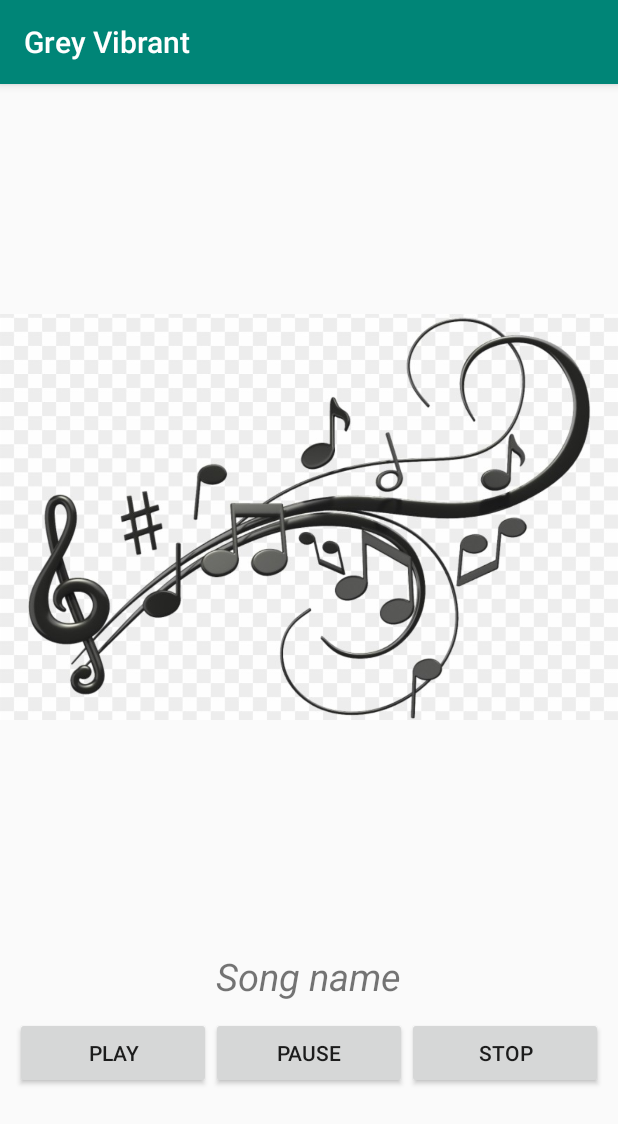
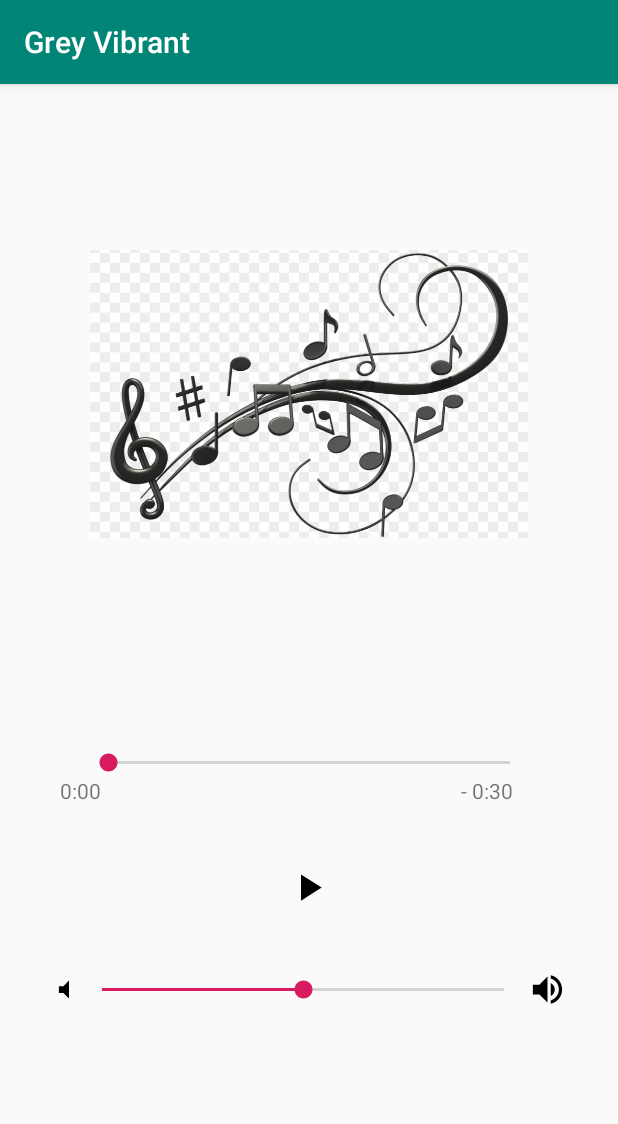
Before and after one commit to shrinidhi99/GreyVibrant, an Android app: the screen it shows after launch (MainActivity before the commit, Main2Activity after it), on a phone screen of 412 x 824 dp. Shown: the top 1124 px of the screen. Run offline under Robolectric (Android 15) with nearby library versions, the phone set to English and light mode, and no system bars.

Commit message:
added another music player with seek bar for song and volume

```diff
--- a/app/src/main/AndroidManifest.xml
+++ b/app/src/main/AndroidManifest.xml
@@ -9,6 +9,7 @@
         android:roundIcon="@mipmap/ic_launcher_icon_app_round"
         android:supportsRtl="true"
         android:theme="@style/AppTheme">
+        <activity android:name=".Main2Activity"></activity>
         <activity android:name=".SplashActivity">
             <intent-filter>
                 <action android:name="android.intent.action.MAIN" />
@@ -17,11 +18,13 @@
             </intent-filter>
         </activity>
         <activity android:name=".MainActivity">
-            <!--<intent-filter>-->
-            <!--<action android:name="android.intent.action.MAIN" />-->
 
-            <!--<category android:name="android.intent.category.LAUNCHER" />-->
-            <!--</intent-filter>-->
+            <!-- <intent-filter> -->
+            <!-- <action android:name="android.intent.action.MAIN" /> -->
+
+
+            <!-- <category android:name="android.intent.category.LAUNCHER" /> -->
+            <!-- </intent-filter> -->
         </activity>
     </application>
 
--- /dev/null
+++ b/app/src/main/java/com/example/greyvibrant/Main2Activity.java
@@ -0,0 +1,146 @@
+package com.example.greyvibrant;
+
+import androidx.annotation.NonNull;
+import androidx.appcompat.app.AppCompatActivity;
+
+import android.media.MediaPlayer;
+import android.os.Bundle;
+import android.os.Handler;
+import android.os.Message;
+import android.view.View;
+import android.widget.Button;
+import android.widget.SeekBar;
+import android.widget.TextView;
+
+public class Main2Activity extends AppCompatActivity {
+
+    Button playBtnClick;
+    SeekBar positionBar;
+    SeekBar volumeBar;
+    TextView remainingTimeLabel, elapsedTimeLabel;
+    MediaPlayer mp;
+    int totalTime;
+
+    @Override
+    protected void onCreate(Bundle savedInstanceState) {
+        super.onCreate(savedInstanceState);
+        setContentView(R.layout.activity_main2);
+        playBtnClick = findViewById(R.id.playBtnClick);
+        elapsedTimeLabel = findViewById(R.id.elapsed);
+        remainingTimeLabel = findViewById(R.id.remainingTime);
+        playBtnClick.setOnClickListener(new View.OnClickListener() {
+            @Override
+            public void onClick(View view) {
+                Play(view);
+            }
+        });
+        // Media player
+        mp = MediaPlayer.create(this, R.raw.song1);
+        mp.setLooping(true);
+        mp.seekTo(0);
+        mp.setVolume(0.5f, 0.5f);
+        totalTime = mp.getDuration();
+
+        // position bar
+        positionBar = findViewById(R.id.positionBar);
+        positionBar.setMax(totalTime);
+        positionBar.setOnSeekBarChangeListener(new SeekBar.OnSeekBarChangeListener() {
+            @Override
+            public void onProgressChanged(SeekBar seekBar, int progress, boolean fromUser) {
+                if (fromUser) {
+                    mp.seekTo(progress);
+                    positionBar.setProgress(progress);
+                }
+            }
+
+            @Override
+            public void onStartTrackingTouch(SeekBar seekBar) {
+
+            }
+
+            @Override
+            public void onStopTrackingTouch(SeekBar seekBar) {
+
+            }
+        });
+
+
+        // volume bar
+        volumeBar = findViewById(R.id.volumeBar);
+        volumeBar.setOnSeekBarChangeListener(new SeekBar.OnSeekBarChangeListener() {
+            @Override
+            public void onProgressChanged(SeekBar seekBar, int progress, boolean fromUser) {
+                float volumeNum = progress / 100f;
+                mp.setVolume(volumeNum, volumeNum);
+            }
+
+            @Override
+            public void onStartTrackingTouch(SeekBar seekBar) {
+
+            }
+
+            @Override
+            public void onStopTrackingTouch(SeekBar seekBar) {
+
+            }
+        });
+
+
+        // thread (update position bar and time label)
+        new Thread(new Runnable() {
+            @Override
+            public void run() {
+                while (mp != null) {
+                    Message msg = new Message();
+                    msg.what = mp.getCurrentPosition();
+                    handler.sendMessage(msg);
+                    try {
+                        Thread.sleep(1000);
+                    } catch (InterruptedException e) {
+                        e.printStackTrace();
+                    }
+                }
+            }
+        }).start();
+
+    }
+
+    private Handler handler = new Handler() {
+        @Override
+        public void handleMessage(@NonNull Message msg) {
+            int currentPosition = msg.what;
+            // update position bar
+            positionBar.setProgress(currentPosition);
+
+            // update labels
+            String elapsedTime = createTimeLabel(currentPosition);
+            elapsedTimeLabel.setText(elapsedTime);
+            String remainingTime = createTimeLabel(totalTime - currentPosition);
+            remainingTimeLabel.setText("- "+remainingTime);
+        }
+    };
+
+    public String createTimeLabel(int time) {
+        String timeLabel = "";
+        int min = time / 1000 / 60;
+        int sec = time / 1000 % 60;
+        timeLabel = min + ":";
+        if (sec < 10) {
+            timeLabel += "0";
+        }
+        timeLabel += sec;
+        return timeLabel;
+    }
+
+    public void Play(View view) {
+        if (!mp.isPlaying()) {
+            // stopping
+            mp.start();
+            playBtnClick.setBackgroundDrawable(getApplicationContext().getResources().getDrawable(R.drawable.ic_pause_black_24dp));
+        } else {
+            // playing
+            mp.pause();
+            playBtnClick.setBackgroundDrawable(getApplicationContext().getResources().getDrawable(R.drawable.ic_play_arrow_black_24dp));
+        }
+    }
+}
--- a/app/src/main/java/com/example/greyvibrant/SplashActivity.java
+++ b/app/src/main/java/com/example/greyvibrant/SplashActivity.java
@@ -23,7 +23,7 @@ public class SplashActivity extends AppCompatActivity {
         Animation myanim = AnimationUtils.loadAnimation(this, R.anim.mytransition);
         tv.startAnimation(myanim);
         iv.startAnimation(myanim);
-        final Intent i = new Intent(this, MainActivity.class);
+        final Intent i = new Intent(this, Main2Activity.class);
         Thread timer = new Thread() {
             public void run() {
                 try {
--- /dev/null
+++ b/app/src/main/res/drawable/ic_pause_black_24dp.xml
@@ -0,0 +1,9 @@
+<vector xmlns:android="http://schemas.android.com/apk/res/android"
+        android:width="24dp"
+        android:height="24dp"
+        android:viewportWidth="24.0"
+        android:viewportHeight="24.0">
+    <path
+        android:fillColor="#FF000000"
+        android:pathData="M6,19h4L10,5L6,5v14zM14,5v14h4L18,5h-4z"/>
+</vector>
--- /dev/null
+++ b/app/src/main/res/drawable/ic_play_arrow_black_24dp.xml
@@ -0,0 +1,9 @@
+<vector xmlns:android="http://schemas.android.com/apk/res/android"
+        android:width="24dp"
+        android:height="24dp"
+        android:viewportWidth="24.0"
+        android:viewportHeight="24.0">
+    <path
+        android:fillColor="#FF000000"
+        android:pathData="M8,5v14l11,-7z"/>
+</vector>
--- /dev/null
+++ b/app/src/main/res/drawable/ic_volume_mute_black_24dp.xml
@@ -0,0 +1,9 @@
+<vector xmlns:android="http://schemas.android.com/apk/res/android"
+        android:width="24dp"
+        android:height="24dp"
+        android:viewportWidth="24.0"
+        android:viewportHeight="24.0">
+    <path
+        android:fillColor="#FF000000"
+        android:pathData="M7,9v6h4l5,5V4l-5,5H7z"/>
+</vector>
--- /dev/null
+++ b/app/src/main/res/drawable/ic_volume_up_black_24dp.xml
@@ -0,0 +1,9 @@
+<vector xmlns:android="http://schemas.android.com/apk/res/android"
+        android:width="24dp"
+        android:height="24dp"
+        android:viewportWidth="24.0"
+        android:viewportHeight="24.0">
+    <path
+        android:fillColor="#FF000000"
+        android:pathData="M3,9v6h4l5,5L12,4L7,9L3,9zM16.5,12c0,-1.77 -1.02,-3.29 -2.5,-4.03v8.05c1.48,-0.73 2.5,-2.25 2.5,-4.02zM14,3.23v2.06c2.89,0.86 5,3.54 5,6.71s-2.11,5.85 -5,6.71v2.06c4.01,-0.91 7,-4.49 7,-8.77s-2.99,-7.86 -7,-8.77z"/>
+</vector>
--- /dev/null
+++ b/app/src/main/res/layout/activity_main2.xml
@@ -0,0 +1,75 @@
+<?xml version="1.0" encoding="utf-8"?>
+<LinearLayout xmlns:android="http://schemas.android.com/apk/res/android"
+    xmlns:app="http://schemas.android.com/apk/res-auto"
+    xmlns:tools="http://schemas.android.com/tools"
+    android:layout_width="match_parent"
+    android:layout_height="match_parent"
+    android:gravity="center_horizontal"
+    android:orientation="vertical"
+    tools:context=".Main2Activity">
+
+    <ImageView
+        android:layout_width="wrap_content"
+        android:layout_height="293dp"
+        android:layout_margin="60dp"
+        android:contentDescription="@string/todo"
+        android:src="@drawable/logo" />
+
+    <SeekBar
+        android:id="@+id/positionBar"
+        android:layout_width="300dp"
+        android:layout_height="wrap_content"
+        android:layout_marginTop="30dp" />
+
+    <LinearLayout
+        android:layout_width="match_parent"
+        android:layout_height="wrap_content">
+
+        <TextView
+            android:id="@+id/elapsed"
+            android:layout_width="wrap_content"
+            android:layout_height="wrap_content"
+            android:layout_marginStart="40dp"
+            android:text="0:11" />
+
+        <TextView
+            android:id="@+id/remainingTime"
+            android:layout_width="wrap_content"
+            android:layout_height="wrap_content"
+            android:layout_marginStart="240dp"
+            android:text="-1:49" />
+    </LinearLayout>
+
+    <Button
+        android:id="@+id/playBtnClick"
+        android:layout_width="30dp"
+        android:layout_height="30dp"
+        android:layout_marginTop="40dp"
+        android:background="@drawable/ic_play_arrow_black_24dp" />
+
+    <LinearLayout
+        android:layout_width="match_parent"
+        android:layout_height="wrap_content"
+        android:layout_marginTop="40dp"
+        android:gravity="center"
+        android:orientation="horizontal">
+
+        <ImageView
+            android:layout_width="18dp"
+            android:layout_height="18dp"
+            android:src="@drawable/ic_volume_mute_black_24dp" />
+
+        <SeekBar
+            android:id="@+id/volumeBar"
+            android:layout_width="300dp"
+            android:layout_height="wrap_content"
+            android:max="100"
+            android:progress="50" />
+
+        <ImageView
+            android:layout_width="26dp"
+            android:layout_height="26dp"
+            android:src="@drawable/ic_volume_up_black_24dp" />
+
+    </LinearLayout>
+</LinearLayout>
```
